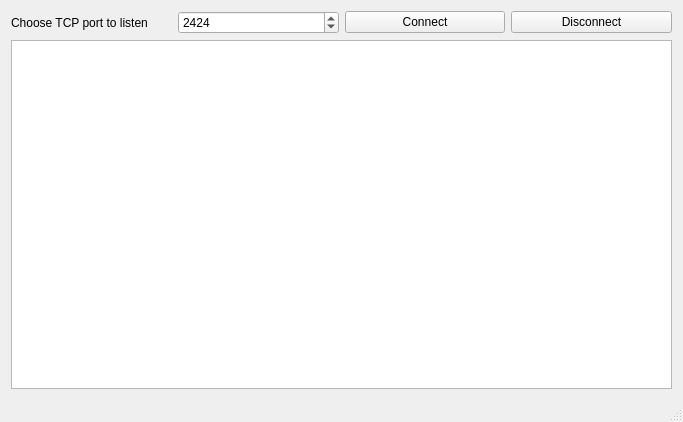
Before: the Qt Designer form mainwindow.ui in khomchenkovaa/PortListener, drawn with Qt 5.
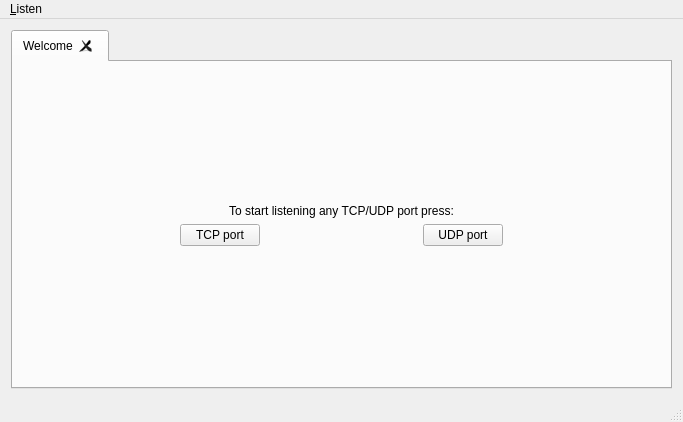
After: the same form once the commit is applied.

What changed in the file:
```diff
--- a/mainwindow.ui
+++ b/mainwindow.ui
@@ -16,49 +16,153 @@
   <widget class="QWidget" name="centralWidget">
    <layout class="QVBoxLayout" name="verticalLayout">
     <item>
+     <widget class="QTabWidget" name="tabWidget">
+      <property name="tabsClosable">
+       <bool>true</bool>
+      </property>
+      <property name="movable">
+       <bool>true</bool>
+      </property>
+      <widget class="QWidget" name="tab">
+       <attribute name="title">
+        <string>Welcome</string>
+       </attribute>
+       <layout class="QVBoxLayout" name="verticalLayout_2">
+        <item>
+         <spacer name="verticalSpacer">
+          <property name="orientation">
+           <enum>Qt::Vertical</enum>
+          </property>
+          <property name="sizeHint" stdset="0">
+           <size>
+            <width>20</width>
+            <height>116</height>
+           </size>
+          </property>
+         </spacer>
+        </item>
+        <item>
+         <widget class="QLabel" name="lblAbout">
+          <property name="text">
+           <string>To start listening any TCP/UDP port press:</string>
+          </property>
+          <property name="alignment">
+           <set>Qt::AlignCenter</set>
+          </property>
+         </widget>
+        </item>
+        <item>
      <layout class="QHBoxLayout" name="horizontalLayout">
       <item>
-       <widget class="QLabel" name="lblConnection">
+           <spacer name="horizontalSpacer">
+            <property name="orientation">
+             <enum>Qt::Horizontal</enum>
+            </property>
+            <property name="sizeHint" stdset="0">
+             <size>
+              <width>40</width>
+              <height>20</height>
+             </size>
+            </property>
+           </spacer>
+          </item>
+          <item>
+           <widget class="QPushButton" name="btnTcp">
         <property name="text">
-         <string>Choose TCP port to listen</string>
+             <string>TCP port</string>
         </property>
        </widget>
       </item>
       <item>
-       <widget class="QSpinBox" name="spinPort">
-        <property name="minimum">
-         <number>1</number>
-        </property>
-        <property name="maximum">
-         <number>64000</number>
-        </property>
-        <property name="value">
-         <number>2424</number>
-        </property>
-       </widget>
+           <spacer name="horizontalSpacer_2">
+            <property name="orientation">
+             <enum>Qt::Horizontal</enum>
+            </property>
+            <property name="sizeHint" stdset="0">
+             <size>
+              <width>40</width>
+              <height>20</height>
+             </size>
+            </property>
+           </spacer>
       </item>
       <item>
        <widget class="QPushButton" name="btnConnect">
         <property name="text">
-         <string>Connect</string>
+             <string>UDP port</string>
         </property>
        </widget>
       </item>
       <item>
-       <widget class="QPushButton" name="btnDisconnect">
-        <property name="text">
-         <string>Disconnect</string>
-        </property>
-       </widget>
+           <spacer name="horizontalSpacer_3">
+            <property name="orientation">
+             <enum>Qt::Horizontal</enum>
+            </property>
+            <property name="sizeHint" stdset="0">
+             <size>
+              <width>40</width>
+              <height>20</height>
+             </size>
+            </property>
+           </spacer>
       </item>
      </layout>
     </item>
     <item>
-     <widget class="QTextEdit" name="textLog"/>
+         <spacer name="verticalSpacer_2">
+          <property name="orientation">
+           <enum>Qt::Vertical</enum>
+          </property>
+          <property name="sizeHint" stdset="0">
+           <size>
+            <width>20</width>
+            <height>116</height>
+           </size>
+          </property>
+         </spacer>
+        </item>
+       </layout>
+      </widget>
+     </widget>
     </item>
    </layout>
   </widget>
   <widget class="QStatusBar" name="statusBar"/>
+  <widget class="QMenuBar" name="menuBar">
+   <property name="geometry">
+    <rect>
+     <x>0</x>
+     <y>0</y>
+     <width>683</width>
+     <height>30</height>
+    </rect>
+   </property>
+   <widget class="QMenu" name="menuConnect">
+    <property name="title">
+     <string>&amp;Listen</string>
+    </property>
+    <addaction name="actionTCP_port"/>
+    <addaction name="actionUDP_port"/>
+    <addaction name="separator"/>
+    <addaction name="actionExit"/>
+   </widget>
+   <addaction name="menuConnect"/>
+  </widget>
+  <action name="actionTCP_port">
+   <property name="text">
+    <string>&amp;TCP port</string>
+   </property>
+  </action>
+  <action name="actionUDP_port">
+   <property name="text">
+    <string>&amp;UDP port</string>
+   </property>
+  </action>
+  <action name="actionExit">
+   <property name="text">
+    <string>&amp;Exit</string>
+   </property>
+  </action>
  </widget>
  <layoutdefault spacing="6" margin="11"/>
  <resources/>
```
Left out of the diff: 21 changed lines with no effect on the pictures. Lines whose indentation alone changed are shown as unchanged.
